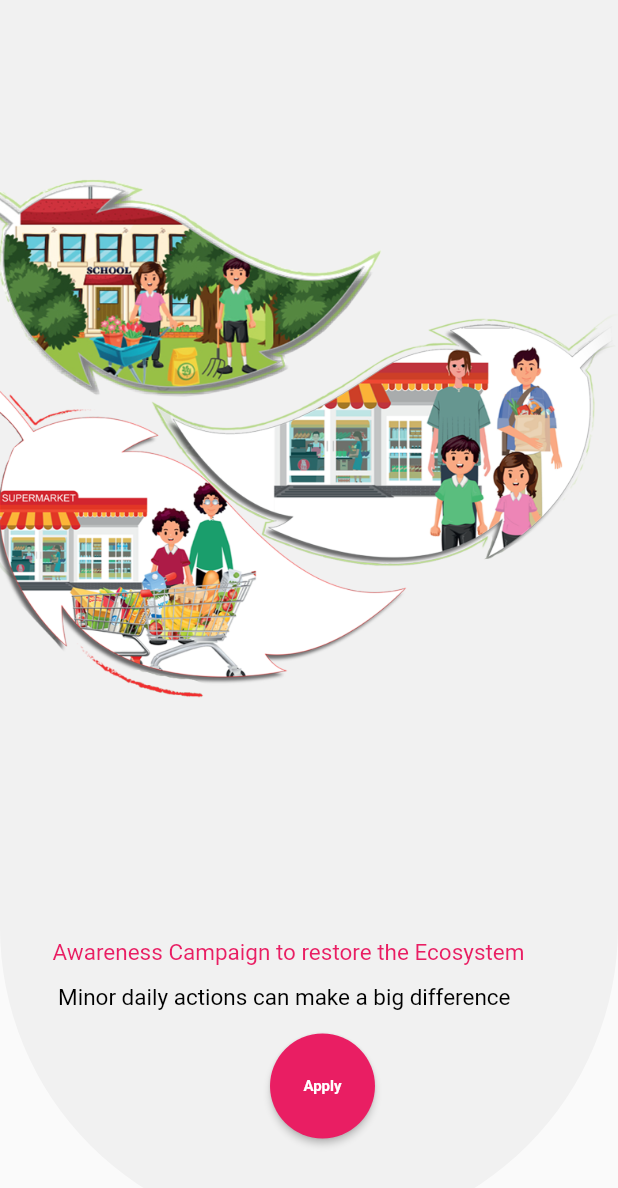
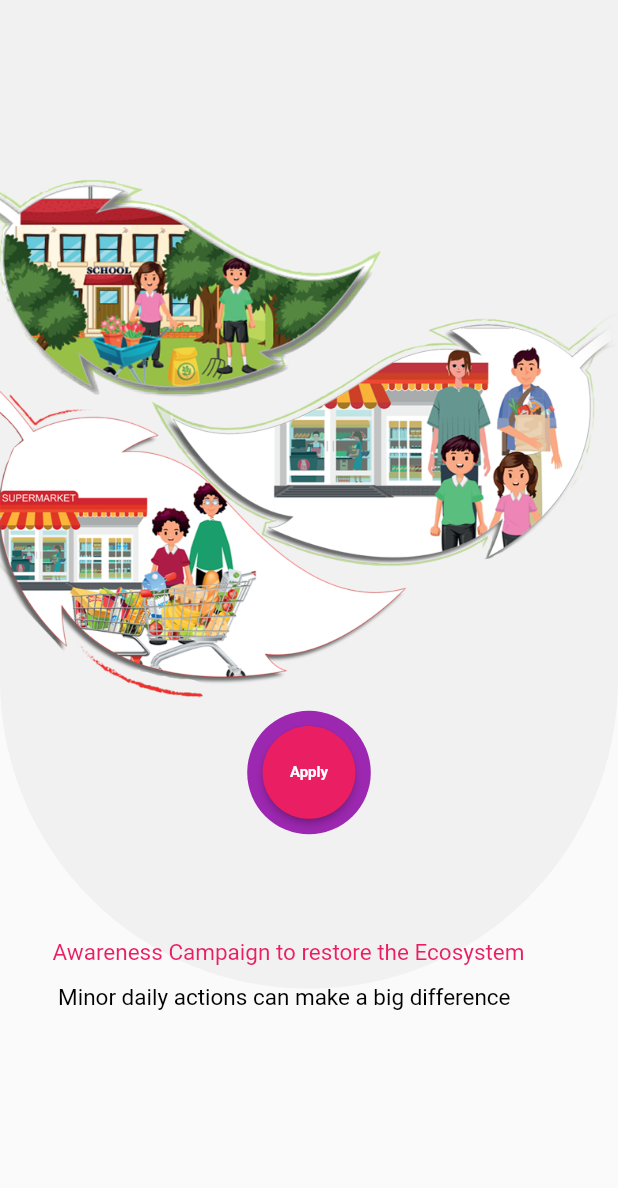
Before and after one commit to Blue-Ray-Flutter/QAC_IOS, a Flutter app: the MainPage screen opened directly, on a phone screen of 412 x 824 dp. Shown: the top 1188 px of the screen. Run offline on Flutter 3.47's test engine with Material 2 defaults, Android fonts, the phone set to English and light mode, and no system bars; our stand-ins replace animated_splash_screen, carousel_slider, flutter_svg, get, get_storage, webview_flutter; accounts and stored records are empty.

Commit message:
IBRAHIM-1.0.4

```diff
--- a/lib/views/main_page/main_page.dart
+++ b/lib/views/main_page/main_page.dart
@@ -18,6 +18,8 @@ class MainPage extends GetWidget<MainPageController> {
           // alignment: AlignmentDirectional.bottomCenter,
           children: [
             Container(
+              height: SizeConfig.screenHeight * 0.8,
+              width: SizeConfig.screenWidth,
               decoration: BoxDecoration(
                 color: Colors.grey.withOpacity(0.1),
                 borderRadius: const BorderRadius.only(
@@ -37,38 +39,59 @@ class MainPage extends GetWidget<MainPageController> {
             const Positioned(
                 bottom: 180,
                 left: 35,
+                child: Center(
                   child: Text(
                     'Awareness Campaign to restore the Ecosystem',
                     textAlign: TextAlign.center,
                     style: TextStyle(fontSize: 15, color: AppColor.pink),
+                  ),
                 )),
             const Positioned(
               bottom: 150,
               left: 35,
+              child: Center(
                 child: Text(
                   ' Minor daily actions can make a big difference',
                   style: TextStyle(fontSize: 15, color: Colors.black),
-                )),
-            Positioned(
-              bottom: 65,
-              left: 180,
-              child: SizedBox(
-                height: 70,
-                width: 70,
+                ),
+              ),
+            ),
+            Align(
+              alignment: Alignment.bottomCenter,
+              child: Stack(
+                alignment: AlignmentDirectional.center,
+                children: [
+                  Container(
+                    decoration: const BoxDecoration(
+                        shape: BoxShape.circle, color:Colors.purple),
+                    height:  SizeConfig.screenHeight*0.75,
+                    width: SizeConfig.screenWidth*0.2,
+                  ),
+                  Container(
+
+                    decoration: const BoxDecoration(
+                        shape: BoxShape.circle, color:Colors.pink),
+                    height:  SizeConfig.screenHeight*0.15,
+                    width: SizeConfig.screenWidth*0.15,
+
+
+
                     child: ElevatedButton(
                         style: ElevatedButton.styleFrom(
                           shape: const CircleBorder(),
                           backgroundColor: Colors.pink,
-                      padding: const EdgeInsets.all(10),
+
                         ),
                         onPressed: () {},
-                    child: const Text(
-                      'Apply',
+                        child: const Text('Apply',
                           style: TextStyle(
                               fontSize: 10,
                               fontWeight: FontWeight.bold,
                               color: Colors.white),
+
                         )),
+                  ),
+                ],
               ),
             ),
           ],
```
Also changed, not shown: lib/generated/assets.dart. Lines whose indentation alone changed are shown as unchanged.
